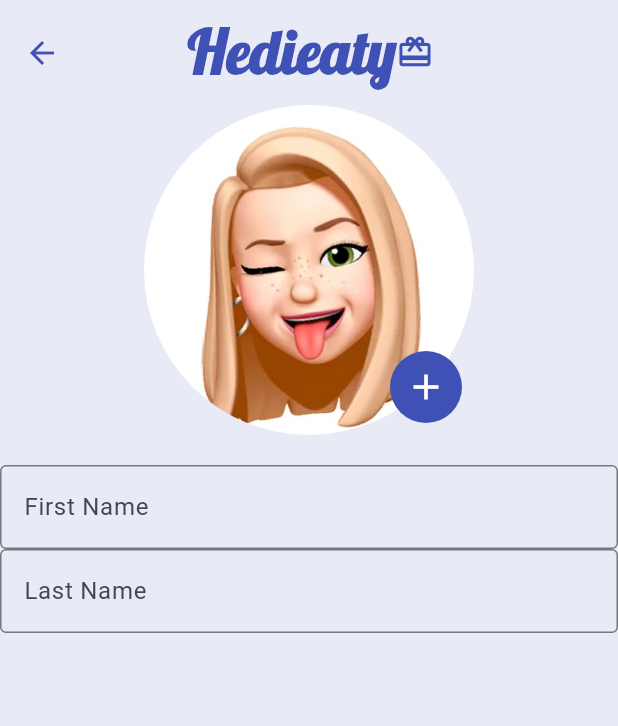
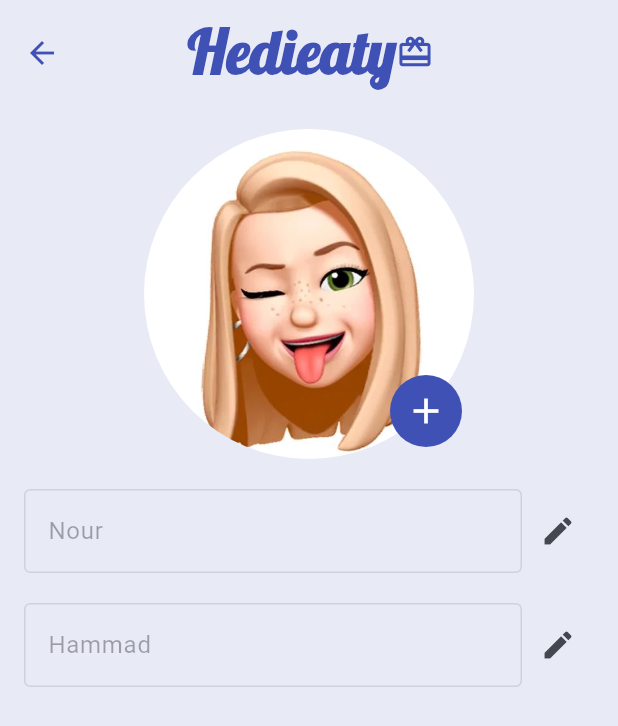
Before and after one commit to nourhammmad/Hedieaty-My-Gift-, a Flutter app: the MyProfile screen opened by its route, on a phone screen of 412 x 824 dp. Shown: the top 726 px of the screen. Run offline on Flutter 3.47's test engine with Material 3 defaults, Android fonts, the light colour scheme and no system bars.

```diff
--- a/lib/MyProfile.dart
+++ b/lib/MyProfile.dart
@@ -9,6 +9,13 @@
 }
 
 class _MyProfileState extends State<MyProfile> {
+  bool isFirstNameEditable = false;
+  bool isLastNameEditable = false;
+
+  // Sample values fetched from a database or user object
+  String firstName = 'Nour';
+  String lastName = 'Hammad';
+
   @override
   Widget build(BuildContext context) {
     return Scaffold(
@@ -32,7 +39,9 @@
         titleSpacing: 69.0,
         toolbarHeight: 70,
       ),
-      body: Column(
+      body: Padding(
+        padding: const EdgeInsets.all(16.0),
+        child: Column(
           children: [
             // Stack for profile image and plus icon
             Center(
@@ -61,23 +70,70 @@
                         color: Colors.white, // Icon color
                         size: 28, // Size of the icon
                       ),
-                    onPressed: () {
-                      // Implement your functionality here
-                      print("Change profile picture");
-                    },
+                      onPressed: () {},
                     ),
                   ),
                 ],
               ),
             ),
-          // You can add more widgets here if needed
             const SizedBox(height: 20), // Space between image and other content
-          TextField(decoration: InputDecoration(border: OutlineInputBorder(),
-            hintText: 'First Name',),),
-          TextField(decoration: InputDecoration(border: OutlineInputBorder(),
-            hintText: 'Last Name',),)
 
+            // First Name Field
+            Row(
+              children: [
+                Expanded(
+                  child: TextField(
+                    enabled: isFirstNameEditable,
+                    controller: TextEditingController(text: firstName),
+                    decoration: const InputDecoration(
+                      border: OutlineInputBorder(),
+                      hintText: 'First Name',
+                    ),
+                    onChanged: (value) {
+                      firstName = value;
+                    },
+                  ),
+                ),
+                IconButton(
+                  icon: Icon(isFirstNameEditable ? Icons.check : Icons.edit),
+                  onPressed: () {
+                    setState(() {
+                      isFirstNameEditable = !isFirstNameEditable;
+                    });
+                  },
+                ),
               ],
+            ),
+            const SizedBox(height: 20), // Space between fields
+
+            // Last Name Field
+            Row(
+              children: [
+                Expanded(
+                  child: TextField(
+                    enabled: isLastNameEditable,
+                    controller: TextEditingController(text: lastName),
+                    decoration: const InputDecoration(
+                      border: OutlineInputBorder(),
+                      hintText: 'Last Name',
+                    ),
+                    onChanged: (value) {
+                      lastName = value;
+                    },
+                  ),
+                ),
+                IconButton(
+                  icon: Icon(isLastNameEditable ? Icons.check : Icons.edit),
+                  onPressed: () {
+                    setState(() {
+                      isLastNameEditable = !isLastNameEditable;
+                    });
+                  },
+                ),
+              ],
+            ),
+          ],
+        ),
       ),
     );
   }
```
Also changed, not shown: lib/HomePage.dart (+4 -4 lines). Lines whose indentation alone changed are shown as unchanged.
